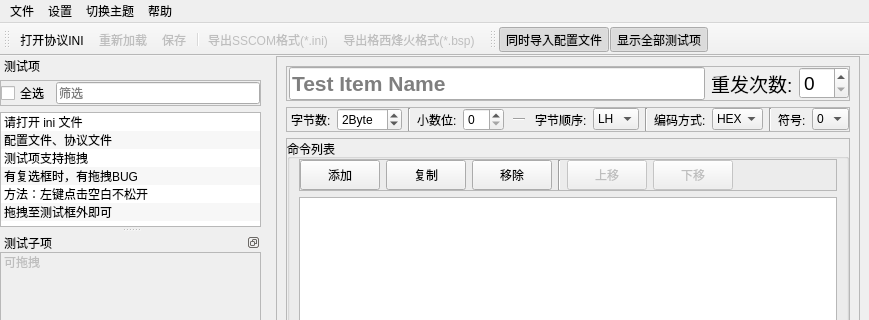
The window that mainwindow.ui (m-RNA/labview-ini-editor) describes before a commit, drawn with Qt 5; both pictures show x 0 to 869 and y 0 to 320 of the 869 by 657 pixel window.
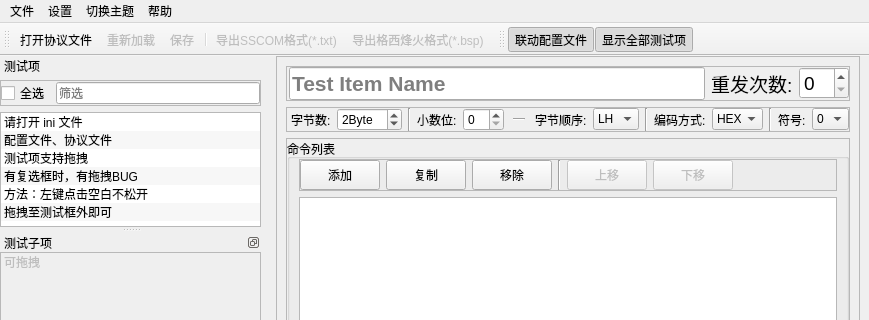
The same window after the commit. Custom widgets are drawn as their Qt base class.

Commit message: UI：微调界面toolTip等

```diff
--- a/mainwindow.ui
+++ b/mainwindow.ui
@@ -1349,7 +1349,7 @@
   </widget>
   <action name="actOpenIni">
    <property name="text">
-    <string>打开协议INI</string>
+    <string>打开协议文件</string>
    </property>
    <property name="shortcut">
     <string>Ctrl+O</string>
@@ -1482,7 +1482,7 @@
     <bool>false</bool>
    </property>
    <property name="text">
-    <string>导出SSCOM格式(*.ini)</string>
+    <string>导出SSCOM格式(*.txt)</string>
    </property>
   </action>
   <action name="actBSP">
@@ -1501,7 +1501,10 @@
     <bool>true</bool>
    </property>
    <property name="text">
-    <string>同时导入配置文件</string>
+    <string>联动配置文件</string>
+   </property>
+   <property name="toolTip">
+    <string>&lt;html&gt;&lt;head/&gt;&lt;body&gt;&lt;p&gt;联动配置文件：&lt;/p&gt;&lt;p&gt;配置文件需要位于相对协议文件上一目录下的“配置文件”文件夹下&lt;/p&gt;&lt;/body&gt;&lt;/html&gt;</string>
    </property>
   </action>
   <action name="actTestItemCopy">
```
Left out of the diff: 9 changed lines with no effect on the pictures.
